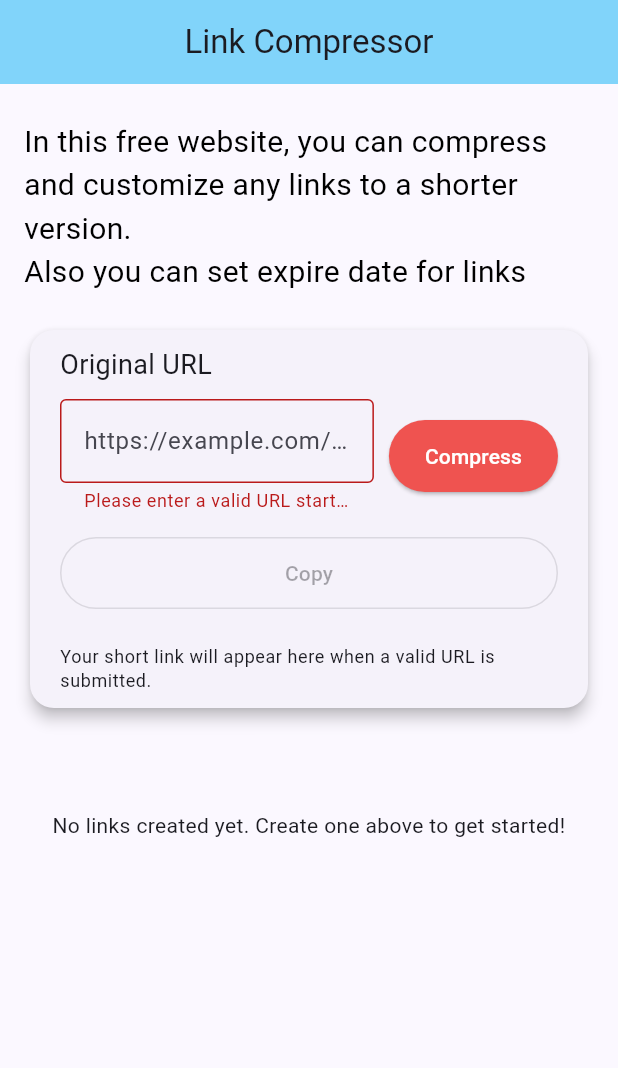
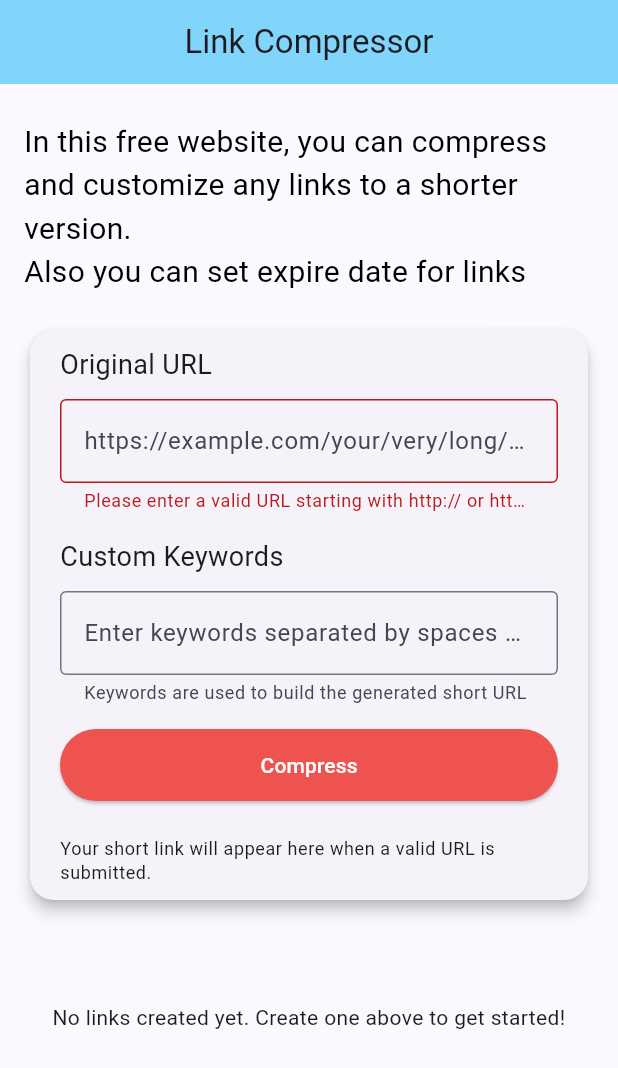
Before and after one commit to LegendHadi/Link-Compressor, a Flutter app: the screen it shows after launch, after a tap on "Compress", on a phone screen of 412 x 824 dp. Shown: the top 1068 px of the screen. Run offline on Flutter 3.47's test engine with Material 3 defaults, Android fonts, the phone set to English and light mode, and no system bars; our stand-ins replace shared_preferences.

Commit message:
Add custom keywords part

```diff
--- a/lib/main.dart
+++ b/lib/main.dart
@@ -63,6 +63,7 @@ class _MyHomePageState extends State<MyHomePage> {
   static const _prefsKey = 'saved_links';
 
   final TextEditingController _urlController = TextEditingController();
+  final TextEditingController _keywordsController = TextEditingController();
   final TextEditingController _searchController = TextEditingController();
   String? _shortLink;
   String? _errorText;
@@ -79,6 +80,7 @@ class _MyHomePageState extends State<MyHomePage> {
   @override
   void dispose() {
     _urlController.dispose();
+    _keywordsController.dispose();
     _searchController.dispose();
     super.dispose();
   }
@@ -101,8 +103,9 @@ class _MyHomePageState extends State<MyHomePage> {
       return;
     }
 
-    final token = _generateToken(validated);
-    final shortLink = 'https://tamin.to/$token';
+    final keywordsText = _keywordsController.text.trim();
+    final token = _generateToken(validated, keywordsText);
+    final shortLink = _buildShortLink(token, keywordsText);
 
     final newLink = LinkItem(
       originalUrl: validated.toString(),
@@ -129,8 +132,9 @@ class _MyHomePageState extends State<MyHomePage> {
     return uri;
   }
 
-  String _generateToken(Uri uri) {
-    final normalized = uri.toString();
+  String _generateToken(Uri uri, String keywords) {
+    final normalized =
+        keywords.isEmpty ? uri.toString() : '${uri.toString()}|$keywords';
     final hash = normalized.codeUnits
         .fold<int>(0, (acc, code) => (acc * 31 + code) & 0x7fffffff);
     const chars =
@@ -148,6 +152,26 @@ class _MyHomePageState extends State<MyHomePage> {
       }
     }
     return buffer.toString();
+  }
+
+  String _buildShortLink(String token, String keywords) {
+    if (keywords.isEmpty) {
+      return 'https://tamin.to/$token';
+    }
+
+    final sanitizedKeywords = keywords
+        .split(RegExp(r'[\s,]+'))
+        .map((keyword) =>
+            keyword.trim().toLowerCase().replaceAll(RegExp(r'[^a-z0-9_-]'), ''))
+        .where((keyword) => keyword.isNotEmpty)
+        .toList();
+
+    if (sanitizedKeywords.isEmpty) {
+      return 'https://tamin.to/$token';
+    }
+
+    final joinedKeywords = sanitizedKeywords.join('-');
+    return 'https://tamin.to/$joinedKeywords-$token';
   }
 
   Future<void> _copyToClipboard() async {
@@ -264,24 +288,39 @@ class _MyHomePageState extends State<MyHomePage> {
                                 style: TextStyle(fontSize: 18),
                               ),
                               const SizedBox(height: 10),
-                              Row(
-                                children: [
-                                  Expanded(
-                                    child: TextField(
+                              TextField(
                                 controller: _urlController,
                                 keyboardType: TextInputType.url,
-                                      textInputAction: TextInputAction.done,
+                                textInputAction: TextInputAction.next,
                                 decoration: InputDecoration(
-                                        // labelText: 'Long URL',
                                   hintText:
                                       'https://example.com/your/very/long/path',
                                   errorText: _errorText,
                                   border: const OutlineInputBorder(),
                                 ),
+                                onSubmitted: (_) =>
+                                    FocusScope.of(context).nextFocus(),
+                              ),
+                              const SizedBox(height: 16),
+                              const Text(
+                                'Custom Keywords',
+                                style: TextStyle(fontSize: 18),
+                              ),
+                              const SizedBox(height: 10),
+                              TextField(
+                                controller: _keywordsController,
+                                keyboardType: TextInputType.text,
+                                textInputAction: TextInputAction.done,
+                                decoration: const InputDecoration(
+                                  hintText:
+                                      'Enter keywords separated by spaces or commas',
+                                  border: OutlineInputBorder(),
+                                  helperText:
+                                      'Keywords are used to build the generated short URL',
+                                ),
                                 onSubmitted: (_) => _submit(),
                               ),
-                                  ),
-                                  const SizedBox(width: 10),
+                              const SizedBox(height: 16),
                               ElevatedButton(
                                 onPressed: _submit,
                                 style: ButtonStyle(
@@ -289,25 +328,11 @@ class _MyHomePageState extends State<MyHomePage> {
                                       WidgetStateProperty.all(Colors.red[400]),
                                 ),
                                 child: const Padding(
-                                      padding:
-                                          EdgeInsets.symmetric(vertical: 14),
+                                  padding: EdgeInsets.symmetric(vertical: 14),
                                   child: Text(
                                     'Compress',
                                     style: TextStyle(color: Colors.white),
                                   ),
-                                    ),
-                                  ),
-                                ],
-                              ),
-                              const SizedBox(height: 16),
-                              OutlinedButton(
-                                onPressed: _shortLink != null
-                                    ? _copyToClipboard
-                                    : null,
-                                child: const Padding(
-                                  padding: EdgeInsets.symmetric(
-                                      vertical: 14, horizontal: 4),
-                                  child: Text('Copy'),
                                 ),
                               ),
                               const SizedBox(height: 24),
@@ -316,7 +341,11 @@ class _MyHomePageState extends State<MyHomePage> {
                                   'Generated short link',
                                   style: Theme.of(context).textTheme.bodyLarge,
                                 ),
-                                const SizedBox(height: 12),
+                                Row(
+                                  crossAxisAlignment: CrossAxisAlignment.center,
+                                  mainAxisAlignment:
+                                      MainAxisAlignment.spaceBetween,
+                                  children: [
                                     SelectableText(
                                       _shortLink!,
                                       style: Theme.of(context)
@@ -327,7 +356,17 @@ class _MyHomePageState extends State<MyHomePage> {
                                                   .colorScheme
                                                   .primary),
                                     ),
-                                const SizedBox(height: 8),
+                                    const SizedBox(width: 12),
+                                    OutlinedButton(
+                                      onPressed: _copyToClipboard,
+                                      child: const Padding(
+                                        padding: EdgeInsets.symmetric(
+                                            vertical: 12, horizontal: 8),
+                                        child: Text('Copy'),
+                                      ),
+                                    ),
+                                  ],
+                                ),
                                 Text(
                                   _copied
                                       ? 'Copied!'
```
Lines whose indentation alone changed are shown as unchanged.
